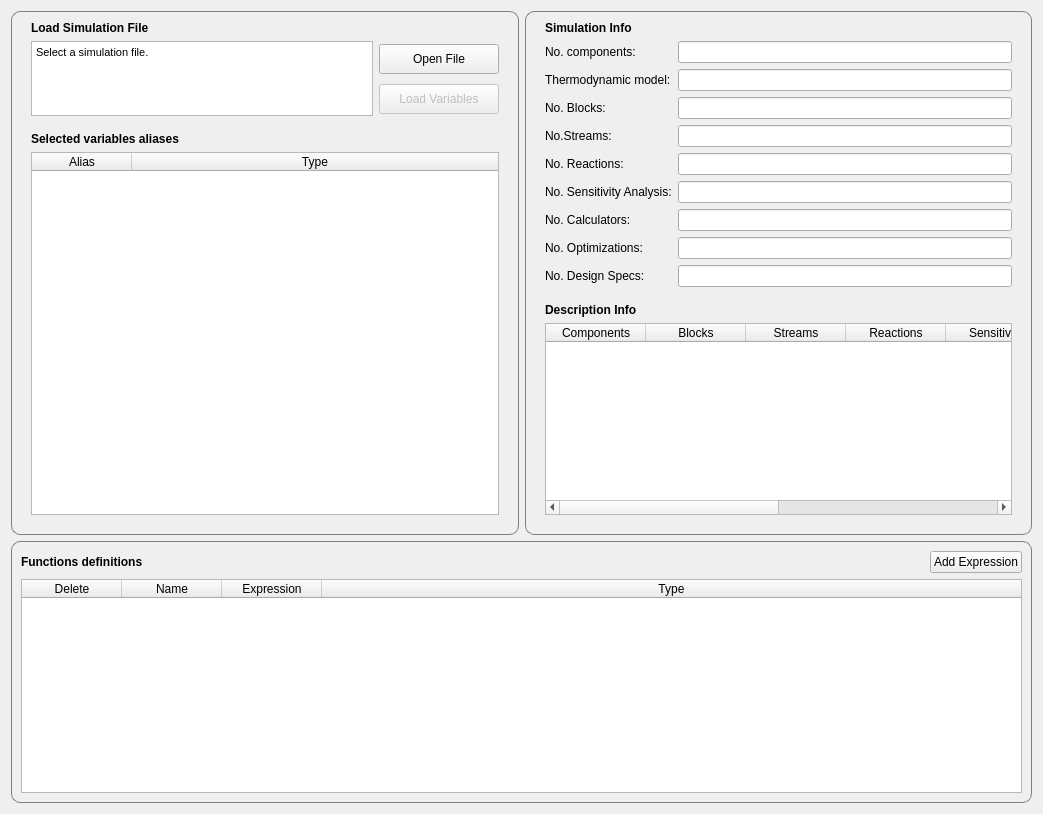
Old version of the form gui/views/ui_files/loadsimtab.ui in the repository feslima/metacontrol.
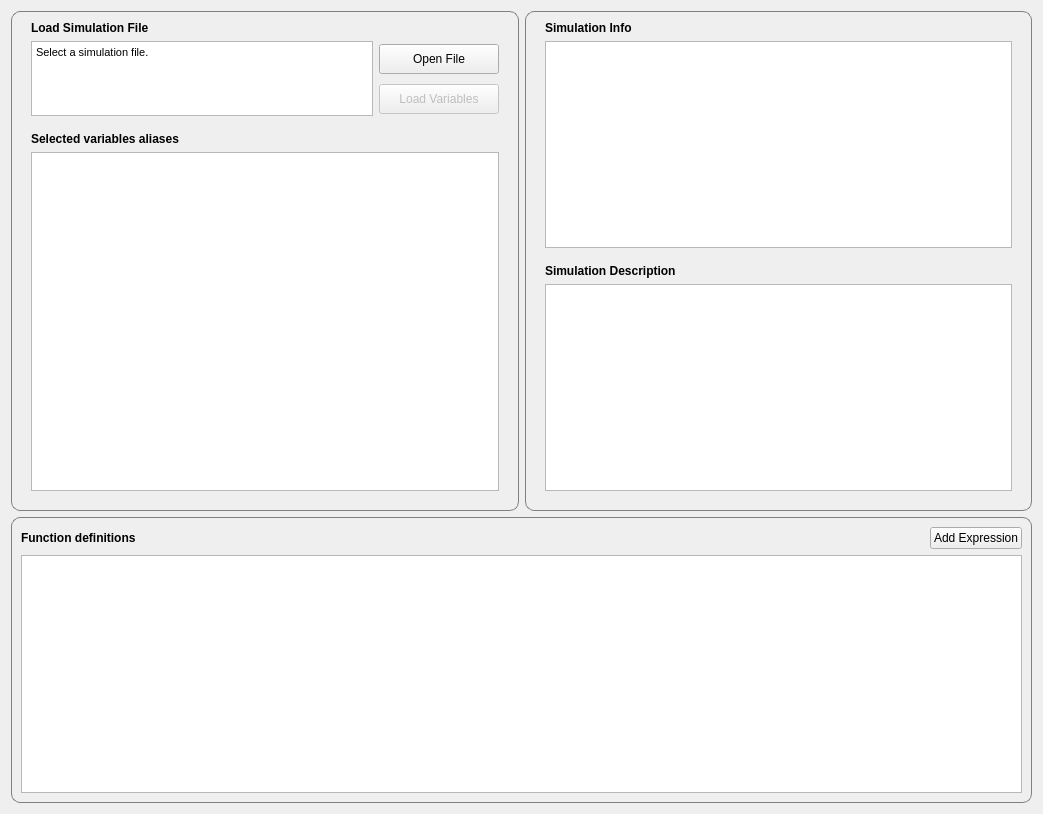
New version of the form. Icons and pictures are not drawn.

Commit message: proper implementation of MVC in loadsimtab

Diff of the .ui file:
```diff
--- a/gui/views/ui_files/loadsimtab.ui
+++ b/gui/views/ui_files/loadsimtab.ui
@@ -52,40 +52,6 @@
       <string/>
      </property>
      <layout class="QGridLayout" name="gridLayout">
-      <item row="1" column="2">
-       <widget class="QPushButton" name="buttonOpenSimFile">
-        <property name="sizePolicy">
-         <sizepolicy hsizetype="Preferred" vsizetype="Preferred">
-          <horstretch>0</horstretch>
-          <verstretch>0</verstretch>
-         </sizepolicy>
-        </property>
-        <property name="minimumSize">
-         <size>
-          <width>120</width>
-          <height>30</height>
-         </size>
-        </property>
-        <property name="maximumSize">
-         <size>
-          <width>120</width>
-          <height>30</height>
-         </size>
-        </property>
-        <property name="toolTip">
-         <string>Opens a file prompt to select an Aspen .bkp simulation file.</string>
-        </property>
-        <property name="statusTip">
-         <string/>
-        </property>
-        <property name="whatsThis">
-         <string/>
-        </property>
-        <property name="text">
-         <string>Open File</string>
-        </property>
-       </widget>
-      </item>
       <item row="3" column="1">
        <spacer name="verticalSpacer">
         <property name="orientation">
@@ -127,24 +93,67 @@
         </property>
        </widget>
       </item>
-      <item row="5" column="1" colspan="2">
-       <widget class="QTableWidget" name="tableWidgetAliasDisplay">
-        <property name="sortingEnabled">
-         <bool>true</bool>
+      <item row="1" column="2">
+       <widget class="QPushButton" name="buttonOpenSimFile">
+        <property name="sizePolicy">
+         <sizepolicy hsizetype="Preferred" vsizetype="Preferred">
+          <horstretch>0</horstretch>
+          <verstretch>0</verstretch>
+         </sizepolicy>
         </property>
-        <attribute name="horizontalHeaderStretchLastSection">
-         <bool>true</bool>
-        </attribute>
-        <column>
-         <property name="text">
-          <string>Alias</string>
-         </property>
-        </column>
-        <column>
-         <property name="text">
-          <string>Type</string>
-         </property>
-        </column>
+        <property name="minimumSize">
+         <size>
+          <width>120</width>
+          <height>30</height>
+         </size>
+        </property>
+        <property name="maximumSize">
+         <size>
+          <width>120</width>
+          <height>30</height>
+         </size>
+        </property>
+        <property name="toolTip">
+         <string>Opens a file prompt to select an Aspen .bkp simulation file.</string>
+        </property>
+        <property name="statusTip">
+         <string/>
+        </property>
+        <property name="whatsThis">
+         <string/>
+        </property>
+        <property name="text">
+         <string>Open File</string>
+        </property>
+       </widget>
+      </item>
+      <item row="6" column="1">
+       <spacer name="verticalSpacer_6">
+        <property name="orientation">
+         <enum>Qt::Vertical</enum>
+        </property>
+        <property name="sizeType">
+         <enum>QSizePolicy::Fixed</enum>
+        </property>
+        <property name="sizeHint" stdset="0">
+         <size>
+          <width>20</width>
+          <height>10</height>
+         </size>
+        </property>
+       </spacer>
+      </item>
+      <item row="0" column="1">
+       <widget class="QLabel" name="label_13">
+        <property name="font">
+         <font>
+          <weight>75</weight>
+          <bold>true</bold>
+         </font>
+        </property>
+        <property name="text">
+         <string>Load Simulation File</string>
+        </property>
        </widget>
       </item>
       <item row="1" column="1" rowspan="2">
@@ -173,35 +182,6 @@
         </property>
        </widget>
       </item>
-      <item row="1" column="3">
-       <spacer name="horizontalSpacer_3">
-        <property name="orientation">
-         <enum>Qt::Horizontal</enum>
-        </property>
-        <property name="sizeType">
-         <enum>QSizePolicy::Fixed</enum>
-        </property>
-        <property name="sizeHint" stdset="0">
-         <size>
-          <width>10</width>
-          <height>20</height>
-         </size>
-        </property>
-       </spacer>
-      </item>
-      <item row="0" column="1">
-       <widget class="QLabel" name="label_13">
-        <property name="font">
-         <font>
-          <weight>75</weight>
-          <bold>true</bold>
-         </font>
-        </property>
-        <property name="text">
-         <string>Load Simulation File</string>
-        </property>
-       </widget>
-      </item>
       <item row="4" column="1">
        <widget class="QLabel" name="label_11">
         <property name="font">
@@ -215,18 +195,18 @@
         </property>
        </widget>
       </item>
-      <item row="6" column="1">
-       <spacer name="verticalSpacer_6">
+      <item row="1" column="3">
+       <spacer name="horizontalSpacer_3">
         <property name="orientation">
-         <enum>Qt::Vertical</enum>
+         <enum>Qt::Horizontal</enum>
         </property>
         <property name="sizeType">
          <enum>QSizePolicy::Fixed</enum>
         </property>
         <property name="sizeHint" stdset="0">
          <size>
-          <width>20</width>
-          <height>10</height>
+          <width>10</width>
+          <height>20</height>
          </size>
         </property>
        </spacer>
@@ -247,6 +227,13 @@
         </property>
        </spacer>
       </item>
+      <item row="5" column="1" colspan="2">
+       <widget class="QTableView" name="tableViewAliasDisplay">
+        <attribute name="horizontalHeaderStretchLastSection">
+         <bool>true</bool>
+        </attribute>
+       </widget>
+      </item>
      </layout>
     </widget>
    </item>
@@ -276,22 +263,6 @@
       <string/>
      </property>
      <layout class="QGridLayout" name="gridLayout_3">
-      <item row="1" column="2">
-       <spacer name="horizontalSpacer">
-        <property name="orientation">
-         <enum>Qt::Horizontal</enum>
-        </property>
-        <property name="sizeType">
-         <enum>QSizePolicy::Fixed</enum>
-        </property>
-        <property name="sizeHint" stdset="0">
-         <size>
-          <width>10</width>
-          <height>20</height>
-         </size>
-        </property>
-       </spacer>
-      </item>
       <item row="1" column="0">
        <spacer name="horizontalSpacer_4">
         <property name="orientation">
@@ -308,6 +279,22 @@
         </property>
        </spacer>
       </item>
+      <item row="1" column="2">
+       <spacer name="horizontalSpacer">
+        <property name="orientation">
+         <enum>Qt::Horizontal</enum>
+        </property>
+        <property name="sizeType">
+         <enum>QSizePolicy::Fixed</enum>
+        </property>
+        <property name="sizeHint" stdset="0">
+         <size>
+          <width>10</width>
+          <height>20</height>
+         </size>
+        </property>
+       </spacer>
+      </item>
       <item row="2" column="1">
        <spacer name="verticalSpacer_7">
         <property name="orientation">
@@ -324,217 +311,6 @@
         </property>
        </spacer>
       </item>
-      <item row="1" column="1">
-       <layout class="QFormLayout" name="formLayout">
-        <item row="0" column="0">
-         <widget class="QLabel" name="label">
-          <property name="text">
-           <string>No. components:</string>
-          </property>
-         </widget>
-        </item>
-        <item row="0" column="1">
-         <widget class="QLineEdit" name="lineEditComponents">
-          <property name="font">
-           <font>
-            <weight>75</weight>
-            <bold>true</bold>
-           </font>
-          </property>
-          <property name="alignment">
-           <set>Qt::AlignCenter</set>
-          </property>
-          <property name="readOnly">
-           <bool>true</bool>
-          </property>
-         </widget>
-        </item>
-        <item row="1" column="0">
-         <widget class="QLabel" name="label_2">
-          <property name="text">
-           <string>Thermodynamic model:</string>
-          </property>
-         </widget>
-        </item>
-        <item row="1" column="1">
-         <widget class="QLineEdit" name="lineEditMethodName">
-          <property name="font">
-           <font>
-            <weight>75</weight>
-            <bold>true</bold>
-           </font>
-          </property>
-          <property name="alignment">
-           <set>Qt::AlignCenter</set>
-          </property>
-          <property name="readOnly">
-           <bool>true</bool>
-          </property>
-         </widget>
-        </item>
-        <item row="2" column="0">
-         <widget class="QLabel" name="label_3">
-          <property name="text">
-           <string>No. Blocks:</string>
-          </property>
-         </widget>
-        </item>
-        <item row="2" column="1">
-         <widget class="QLineEdit" name="lineEditBlocks">
-          <property name="font">
-           <font>
-            <weight>75</weight>
-            <bold>true</bold>
-           </font>
-          </property>
-          <property name="alignment">
-           <set>Qt::AlignCenter</set>
-          </property>
-          <property name="readOnly">
-           <bool>true</bool>
-          </property>
-         </widget>
-        </item>
-        <item row="3" column="0">
-         <widget class="QLabel" name="label_4">
-          <property name="text">
-           <string>No.Streams:</string>
-          </property>
-         </widget>
-        </item>
-        <item row="3" column="1">
-         <widget class="QLineEdit" name="lineEditStreams">
-          <property name="font">
-           <font>
-            <weight>75</weight>
-            <bold>true</bold>
-           </font>
-          </property>
-          <property name="alignment">
-           <set>Qt::AlignCenter</set>
-          </property>
-          <property name="readOnly">
-           <bool>true</bool>
-          </property>
-         </widget>
-        </item>
-        <item row="4" column="0">
-         <widget class="QLabel" name="label_5">
-          <property name="text">
-           <string>No. Reactions:</string>
-          </property>
-         </widget>
-        </item>
-        <item row="4" column="1">
-         <widget class="QLineEdit" name="lineEditReactions">
-          <property name="font">
-           <font>
-            <weight>75</weight>
-            <bold>true</bold>
-           </font>
-          </property>
-          <property name="alignment">
-           <set>Qt::AlignCenter</set>
-          </property>
-          <property name="readOnly">
-           <bool>true</bool>
-          </property>
-         </widget>
-        </item>
-        <item row="5" column="0">
-         <widget class="QLabel" name="label_6">
-          <property name="text">
-           <string>No. Sensitivity Analysis:</string>
-          </property>
-         </widget>
-        </item>
-        <item row="5" column="1">
-         <widget class="QLineEdit" name="lineEditSensAnalysis">
-          <property name="font">
-           <font>
-            <weight>75</weight>
-            <bold>true</bold>
-           </font>
-          </property>
-          <property name="alignment">
-           <set>Qt::AlignCenter</set>
-          </property>
-          <property name="readOnly">
-           <bool>true</bool>
-          </property>
-         </widget>
-        </item>
-        <item row="6" column="0">
-         <widget class="QLabel" name="label_7">
-          <property name="text">
-           <string>No. Calculators:</string>
-          </property>
-         </widget>
-        </item>
-        <item row="6" column="1">
-         <widget class="QLineEdit" name="lineEditCalculators">
-          <property name="font">
-           <font>
-            <weight>75</weight>
-            <bold>true</bold>
-           </font>
-          </property>
-          <property name="alignment">
-           <set>Qt::AlignCenter</set>
-          </property>
-          <property name="readOnly">
-           <bool>true</bool>
-          </property>
-         </widget>
-        </item>
-        <item row="7" column="0">
-         <widget class="QLabel" name="label_8">
-          <property name="text">
-           <string>No. Optimizations:</string>
-          </property>
-         </widget>
-        </item>
-        <item row="8" column="0">
-         <widget class="QLabel" name="label_9">
-          <property name="text">
-           <string>No. Design Specs:</string>
-          </property>
-         </widget>
-        </item>
-        <item row="7" column="1">
-         <widget class="QLineEdit" name="lineEditOptimizations">
-          <property name="font">
-           <font>
-            <weight>75</weight>
-            <bold>true</bold>
-           </font>
-          </property>
-          <property name="alignment">
-           <set>Qt::AlignCenter</set>
-          </property>
-          <property name="readOnly">
-           <bool>true</bool>
-          </property>
-         </widget>
-        </item>
-        <item row="8" column="1">
-         <widget class="QLineEdit" name="lineEditDesSpecs">
-          <property name="font">
-           <font>
-            <weight>75</weight>
-            <bold>true</bold>
-           </font>
-          </property>
-          <property name="alignment">
-           <set>Qt::AlignCenter</set>
-          </property>
-          <property name="readOnly">
-           <bool>true</bool>
-          </property>
-         </widget>
-        </item>
-       </layout>
-      </item>
       <item row="3" column="1">
        <widget class="QLabel" name="label_10">
         <property name="font">
@@ -544,26 +320,10 @@
          </font>
         </property>
         <property name="text">
-         <string>Description Info</string>
+         <string>Simulation Description</string>
         </property>
        </widget>
       </item>
-      <item row="5" column="1">
-       <spacer name="verticalSpacer_5">
-        <property name="orientation">
-         <enum>Qt::Vertical</enum>
-        </property>
-        <property name="sizeType">
-         <enum>QSizePolicy::Fixed</enum>
-        </property>
-        <property name="sizeHint" stdset="0">
-         <size>
-          <width>20</width>
-          <height>10</height>
-         </size>
-        </property>
-       </spacer>
-      </item>
       <item row="0" column="1">
        <widget class="QLabel" name="label_14">
         <property name="font">
@@ -577,57 +337,34 @@
         </property>
        </widget>
       </item>
+      <item row="5" column="1">
+       <spacer name="verticalSpacer_5">
+        <property name="orientation">
+         <enum>Qt::Vertical</enum>
+        </property>
+        <property name="sizeType">
+         <enum>QSizePolicy::Fixed</enum>
+        </property>
+        <property name="sizeHint" stdset="0">
+         <size>
+          <width>20</width>
+          <height>10</height>
+         </size>
+        </property>
+       </spacer>
+      </item>
+      <item row="1" column="1">
+       <widget class="QTableView" name="tableViewSimulationInfo">
+        <attribute name="horizontalHeaderStretchLastSection">
+         <bool>true</bool>
+        </attribute>
+       </widget>
+      </item>
       <item row="4" column="1">
-       <widget class="QTableWidget" name="tableWidgetSimulationData">
-        <property name="editTriggers">
-         <set>QAbstractItemView::NoEditTriggers</set>
-        </property>
-        <property name="selectionMode">
-         <enum>QAbstractItemView::NoSelection</enum>
-        </property>
+       <widget class="QTableView" name="tableViewSimulationData">
         <attribute name="horizontalHeaderStretchLastSection">
          <bool>true</bool>
         </attribute>
-        <column>
-         <property name="text">
-          <string>Components</string>
-         </property>
-        </column>
-        <column>
-         <property name="text">
-          <string>Blocks</string>
-         </property>
-        </column>
-        <column>
-         <property name="text">
-          <string>Streams</string>
-         </property>
-        </column>
-        <column>
-         <property name="text">
-          <string>Reactions</string>
-         </property>
-        </column>
-        <column>
-         <property name="text">
-          <string>Sensitivity</string>
-         </property>
-        </column>
-        <column>
-         <property name="text">
-          <string>Calculators</string>
-         </property>
-        </column>
-        <column>
-         <property name="text">
-          <string>Optimizations</string>
-         </property>
-        </column>
-        <column>
-         <property name="text">
-          <string>Design Specs</string>
-         </property>
-        </column>
        </widget>
       </item>
      </layout>
@@ -653,19 +390,6 @@
       <string/>
      </property>
      <layout class="QGridLayout" name="gridLayout_7">
-      <item row="0" column="0">
-       <widget class="QLabel" name="label_12">
-        <property name="font">
-         <font>
-          <weight>75</weight>
-          <bold>true</bold>
-         </font>
-        </property>
-        <property name="text">
-         <string>Functions definitions</string>
-        </property>
-       </widget>
-      </item>
       <item row="0" column="1">
        <layout class="QHBoxLayout" name="horizontalLayout_2">
         <item>
@@ -697,34 +421,33 @@
         </item>
        </layout>
       </item>
+      <item row="0" column="0">
+       <widget class="QLabel" name="label_12">
+        <property name="font">
+         <font>
+          <weight>75</weight>
+          <bold>true</bold>
+         </font>
+        </property>
+        <property name="text">
+         <string>Function definitions</string>
+        </property>
+       </widget>
+      </item>
       <item row="1" column="0" colspan="2">
-       <widget class="QTableWidget" name="tableWidgetExpressions">
+       <widget class="QTableView" name="tableViewExpressions">
         <property name="editTriggers">
-         <set>QAbstractItemView::AnyKeyPressed|QAbstractItemView::DoubleClicked|QAbstractItemView::EditKeyPressed|QAbstractItemView::SelectedClicked</set>
+         <set>QAbstractItemView::DoubleClicked</set>
+        </property>
+        <property name="selectionMode">
+         <enum>QAbstractItemView::SingleSelection</enum>
+        </property>
+        <property name="selectionBehavior">
+         <enum>QAbstractItemView::SelectRows</enum>
         </property>
         <attribute name="horizontalHeaderStretchLastSection">
          <bool>true</bool>
         </attribute>
-        <column>
-         <property name="text">
-          <string>Delete</string>
-         </property>
-        </column>
-        <column>
-         <property name="text">
-          <string>Name</string>
-         </property>
-        </column>
-        <column>
-         <property name="text">
-          <string>Expression</string>
-         </property>
-        </column>
-        <column>
-         <property name="text">
-          <string>Type</string>
-         </property>
-        </column>
        </widget>
       </item>
      </layout>
```
The commit also changes 5 other files.
